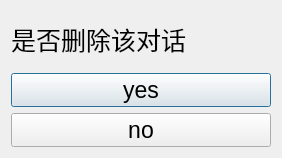
The window that deletedialog.ui (Linggueas/WZL_DeepSeek) describes before a commit, drawn with Qt 5.
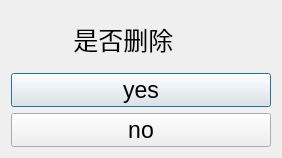
The same window after the commit.

Diff of the .ui file:
```diff
--- a/deletedialog.ui
+++ b/deletedialog.ui
@@ -46,7 +46,7 @@
       </font>
      </property>
      <property name="text">
-      <string>是否删除该对话</string>
+      <string>         是否删除</string>
      </property>
     </widget>
    </item>
```
